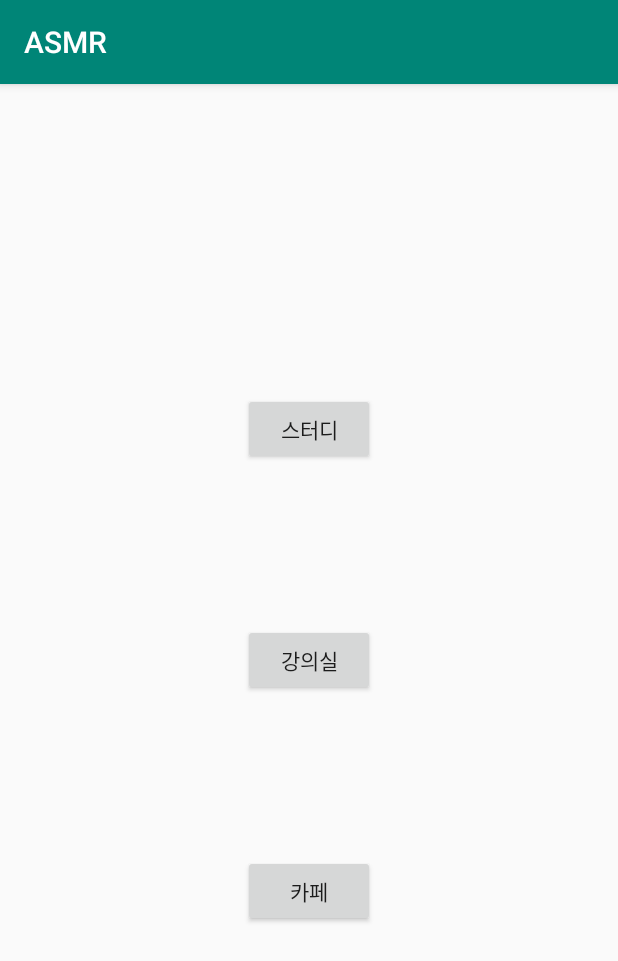
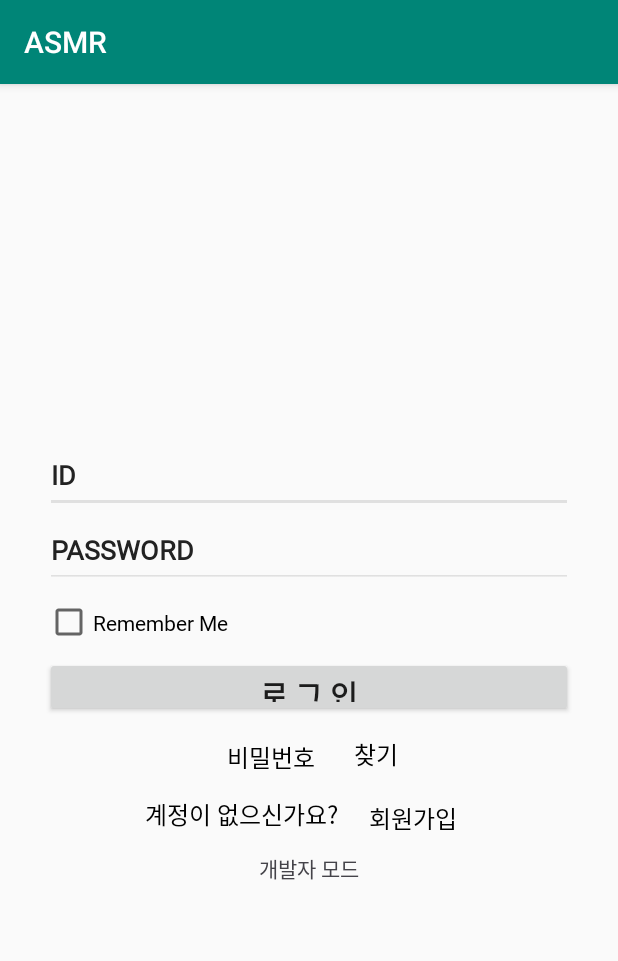
Before and after one commit to ajou-gemstone/10jo, an Android app: the screen it shows after launch (MainActivity before the commit, Login after it), on a phone screen of 412 x 824 dp. Shown: the top 961 px of the screen. Run offline under Robolectric (Android 15) with nearby library versions, the phone set to English and light mode, and no system bars; libraries missing offline, so code that uses them is left out: es.dmoral.toasty.

Commit message:
로그인 추가

```diff
--- /dev/null
+++ b/CapstoneDesignAndroidProject/app/src/main/java/com/example/capstonedesignandroid/Login.java
@@ -0,0 +1,144 @@
+package com.example.capstonedesignandroid;
+
+import android.content.DialogInterface;
+import android.content.Intent;
+import android.os.Build;
+import android.os.Bundle;
+import android.support.v7.app.AlertDialog;
+import android.support.v7.app.AppCompatActivity;
+import android.view.KeyEvent;
+import android.view.View;
+import android.widget.Button;
+import android.widget.CheckBox;
+import android.widget.EditText;
+import android.widget.Toast;
+
+import java.util.List;
+
+import es.dmoral.toasty.Toasty;
+import retrofit2.Call;
+import retrofit2.Callback;
+import retrofit2.Response;
+import retrofit2.Retrofit;
+import retrofit2.converter.gson.GsonConverterFactory;
+
+public class Login extends AppCompatActivity {
+    private static final String BASE = "http://15.165.101.224:3000";
+
+    EditText position;
+    Button getButton, button_developer;
+    String info_id, info_password;
+    String title;
+    String result_id;
+    String name;
+    String trust;
+    String emotion;
+    int admin = 0;
+    int login = 0;
+    int user = 0;
+
+    String[] usertitle;
+    StringBuilder builder_like = new StringBuilder();
+    StringBuilder builder_title = new StringBuilder();
+    StringBuilder builder_category = new StringBuilder();
+    StringBuilder builder_profile = new StringBuilder();
+
+    @Override
+    protected void onCreate(Bundle savedInstanceState) {
+        super.onCreate(savedInstanceState);
+        setContentView(R.layout.activity_login);
+        final EditText id = (EditText) findViewById(R.id.edittext_id);
+        //SharedPreference.setAttribute(getApplicationContext(), "IP", BASE);
+        final EditText password = (EditText) findViewById(R.id.edittext_password);
+        final Button login = (Button) findViewById(R.id.button_login);
+        Button signup = (Button) findViewById(R.id.button_signup);
+        Button button_developer = (Button) findViewById(R.id.button_developer);
+        Button findpassword = findViewById(R.id.button_findpassword);
+        CheckBox remember = findViewById(R.id.remember);
+
+        id.setOnKeyListener(new View.OnKeyListener() {
+            @Override
+            public boolean onKey(View view, int i, KeyEvent keyEvent) {
+                if ((keyEvent.getAction() == KeyEvent.ACTION_DOWN) && i == KeyEvent.KEYCODE_ENTER) {
+                    password.requestFocus();
+                    return true;
+                }
+                return false;
+            }
+        });
+        password.setOnKeyListener(new View.OnKeyListener() {
+            @Override
+            public boolean onKey(View view, int i, KeyEvent keyEvent) {
+                if ((keyEvent.getAction() == KeyEvent.ACTION_DOWN) && i == KeyEvent.KEYCODE_ENTER) {
+                    login.performClick();
+                    return true;
+                }
+                return false;
+            }
+        });
+        login.setOnClickListener(new View.OnClickListener() {
+            @Override
+            public void onClick(View v) {
+                Intent intent = new Intent(getApplicationContext(),MainActivity.class);
+                startActivityForResult(intent,100);
+            }
+        });
+
+        signup.setOnClickListener(new View.OnClickListener(){
+
+            @Override
+            public void onClick(View view) {
+//                Intent intent = new Intent(getApplicationContext(),SignUp.class);
+//                startActivityForResult(intent,100);
+            }
+        });
+
+        findpassword.setOnClickListener(new View.OnClickListener(){
+
+            @Override
+            public void onClick(View view) {
+//                Intent intent = new Intent(getApplicationContext(),FindPassword.class);
+//                startActivityForResult(intent,100);
+            }
+        });
+
+        button_developer.setOnClickListener(new View.OnClickListener() {
+            @Override
+            public void onClick(View view) {
+                admin = 1;
+
+                Intent intent = new Intent(getApplicationContext(),MainActivity.class);
+                startActivityForResult(intent,100);
+            }
+        });
+    }
+
+    @Override
+    public void onBackPressed() {
+        // AlertDialog 빌더를 이용해 종료시 발생시킬 창을 띄운다
+        AlertDialog.Builder alBuilder = new AlertDialog.Builder(this);
+        alBuilder.setMessage("종료하시겠습니까?");
+
+        // "예" 버튼을 누르면 실행되는 리스너
+        alBuilder.setPositiveButton("예", new DialogInterface.OnClickListener() {
+            @Override
+            public void onClick(DialogInterface dialog, int which) {
+                if (Build.VERSION.SDK_INT >= Build.VERSION_CODES.JELLY_BEAN) {
+                    finishAffinity();
+                }
+                System.runFinalization();
+                System.exit(0);
+            }
+        });
+        // "아니오" 버튼을 누르면 실행되는 리스너
+        alBuilder.setNegativeButton("아니오", new DialogInterface.OnClickListener() {
+            @Override
+            public void onClick(DialogInterface dialog, int which) {
+                return; // 아무런 작업도 하지 않고 돌아간다
+            }
+        });
+        alBuilder.setTitle("프로그램 종료");
+        alBuilder.show(); // AlertDialog.Bulider로 만든 AlertDialog를 보여준다.
+    }
+
+}
--- /dev/null
+++ b/CapstoneDesignAndroidProject/app/src/main/java/com/example/capstonedesignandroid/SplashActivity.java
@@ -0,0 +1,21 @@
+package com.example.capstonedesignandroid;
+
+import android.content.Intent;
+import android.os.Bundle;
+import android.support.v7.app.AppCompatActivity;
+
+public class SplashActivity extends AppCompatActivity {
+
+    @Override
+    protected void onCreate(Bundle savedInstanceState) {
+        super.onCreate(savedInstanceState);
+
+        try {
+            Thread.sleep(3000);
+        } catch (InterruptedException e) {
+            e.printStackTrace();
+        }
+        startActivity(new Intent(this, Login.class));
+        finish();
+    }
+}
--- /dev/null
+++ b/CapstoneDesignAndroidProject/app/src/main/res/layout/activity_login.xml
@@ -0,0 +1,126 @@
+<?xml version="1.0" encoding="utf-8"?>
+<RelativeLayout xmlns:android="http://schemas.android.com/apk/res/android"
+    xmlns:tools="http://schemas.android.com/tools"
+    android:layout_width="match_parent"
+    android:layout_height="match_parent"
+    tools:context="com.example.capstonedesignandroid.Login">
+
+    <LinearLayout
+        android:gravity="center"
+        android:orientation="vertical"
+        android:layout_width="match_parent"
+        android:layout_height="match_parent"
+        android:layout_marginLeft="30dp"
+        android:layout_marginRight="30dp">
+
+        <EditText
+            android:id="@+id/edittext_id"
+            android:layout_width="match_parent"
+            android:layout_height="50dp"
+            android:textColor="#000000"
+            android:textColorHint="#222222"
+            android:privateImeOptions="defaultInputmode=english"
+            android:fontFamily="@font/d"
+            android:textStyle="bold"
+            android:theme="@style/MyEditTextTheme"
+            android:hint="ID"/>
+        <EditText
+            android:id="@+id/edittext_password"
+            android:layout_width="match_parent"
+            android:layout_height="50dp"
+            android:textColor="#000000"
+            android:textColorHint="#222222"
+            android:privateImeOptions="defaultInputmode=english"
+            android:password="true"
+            android:textStyle="bold"
+            android:fontFamily="@font/d"
+            android:theme="@style/MyEditTextTheme"
+            android:hint="PASSWORD"/>
+
+        <CheckBox
+            android:id="@+id/remember"
+            android:layout_width="match_parent"
+            android:layout_height="46dp"
+            android:layout_gravity="center"
+            android:textColor="#000000"
+            android:fontFamily="@font/d"
+            android:text="Remember Me" />
+
+        <Button
+            android:id="@+id/button_login"
+            android:layout_width="match_parent"
+            android:layout_height="40dp"
+            android:fontFamily="@font/d"
+            android:textSize="20dp"
+            android:textStyle="bold"
+            android:text="로 그 인" />
+
+        <LinearLayout
+            android:layout_width="match_parent"
+            android:layout_height="50dp"
+            android:gravity="center"
+            android:orientation="horizontal">
+
+            <Button
+                android:id="@+id/button_findpassword"
+                style="@style/Widget.AppCompat.Button.Borderless"
+                android:layout_width="90dp"
+                android:layout_height="40dp"
+                android:textSize="16dp"
+                android:fontFamily="@font/d"
+                android:text="비밀번호"
+                android:textColor="#000000" />
+
+            <TextView
+                android:layout_width="49dp"
+                android:layout_height="50dp"
+                android:fontFamily="@font/d"
+                android:gravity="center"
+                android:text="찾기"
+                android:textColor="#000000"
+                android:textSize="16dp" />
+
+        </LinearLayout>
+
+        <LinearLayout
+            android:layout_width="match_parent"
+            android:layout_height="30dp"
+            android:gravity="center"
+            android:orientation="horizontal">
+            <TextView
+                android:layout_width="140dp"
+                android:layout_height="30dp"
+                android:gravity="center"
+                android:textColor="#000000"
+                android:textSize="16dp"
+                android:fontFamily="@font/d"
+                android:text="계정이 없으신가요?"/>
+            <Button
+                style="@style/Widget.AppCompat.Button.Borderless"
+                android:id="@+id/button_signup"
+                android:layout_width="90dp"
+                android:layout_height="40dp"
+                android:textSize="16dp"
+                android:fontFamily="@font/d"
+                android:text="회원가입"
+                android:textColor="#000000" />
+        </LinearLayout>
+
+
+        <TextView
+            android:layout_width="match_parent"
+            android:layout_height="10dp"
+            android:gravity="center"
+            android:text=""/>
+
+        <Button
+            android:id="@+id/button_developer"
+            android:layout_width="wrap_content"
+            android:layout_height="20dp"
+            android:background="#00000000"
+            android:text="개발자 모드"
+            android:textColor="#444349" />
+
+    </LinearLayout>
+
+</RelativeLayout>
--- a/CapstoneDesignAndroidProject/app/src/main/res/values/styles.xml
+++ b/CapstoneDesignAndroidProject/app/src/main/res/values/styles.xml
@@ -8,4 +8,22 @@
         <item name="colorAccent">@color/colorAccent</item>
     </style>
 
+    <style name="AppTheme.NoActionBar">
+        <item name="windowActionBar">false</item>
+        <item name="windowNoTitle">true</item>
+    </style>
+
+    <style name="SplashTheme" parent="@android:style/Theme.Light.NoTitleBar">
+        <item name="android:windowBackground">@drawable/splash</item>
+    </style>
+    <style name="MyEditTextTheme">
+        <item name="colorControlNormal">#e0e0e0</item>
+        <item name="colorControlActivated">#e0e0e0</item>
+        <item name="colorControlHighlight">#e0e0e0</item>
+    </style>
+
+    <style name="AppTheme.AppBarOverlay" parent="ThemeOverlay.AppCompat.Dark.ActionBar" />
+    <style name="AppTheme.PopupOverlay" parent="ThemeOverlay.AppCompat.Light" />
+
+
 </resources>
```
Also changed, not shown: CapstoneDesignAndroidProject/app/src/main/AndroidManifest.xml (+11 -11 lines), CapstoneDesignAndroidProject/app/src/main/res/drawable/splash.png (added).
